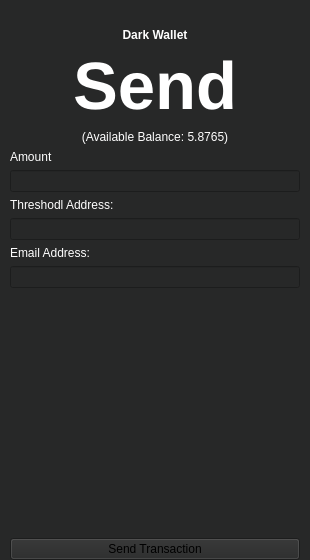
isaidnocookies/Threshodl-Wallet, file ThresHoDLApp/darksendview.ui: the form before one commit.
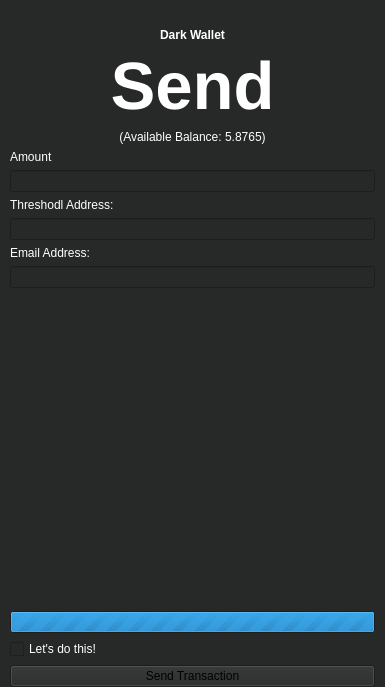
The form after the commit. Icons and pictures are not drawn.

```diff
--- a/ThresHoDLApp/darksendview.ui
+++ b/ThresHoDLApp/darksendview.ui
@@ -6,8 +6,8 @@
    <rect>
     <x>0</x>
     <y>0</y>
-    <width>310</width>
-    <height>560</height>
+    <width>385</width>
+    <height>687</height>
    </rect>
   </property>
   <property name="windowTitle">
@@ -206,6 +206,22 @@
        </property>
       </spacer>
      </item>
+     <item>
+      <widget class="QLabel" name="sendConfirmationLabel">
+       <property name="styleSheet">
+        <string notr="true">color:white;</string>
+       </property>
+       <property name="text">
+        <string/>
+       </property>
+       <property name="alignment">
+        <set>Qt::AlignCenter</set>
+       </property>
+       <property name="wordWrap">
+        <bool>true</bool>
+       </property>
+      </widget>
+     </item>
      <item>
       <widget class="QLabel" name="sendWarningLabel">
        <property name="font">
@@ -221,6 +237,26 @@
        </property>
       </widget>
      </item>
+     <item>
+      <widget class="QProgressBar" name="progressBar">
+       <property name="maximum">
+        <number>0</number>
+       </property>
+       <property name="value">
+        <number>-1</number>
+       </property>
+      </widget>
+     </item>
+     <item>
+      <widget class="QCheckBox" name="confirmCheckBox">
+       <property name="styleSheet">
+        <string notr="true">color:white;</string>
+       </property>
+       <property name="text">
+        <string>Let's do this!</string>
+       </property>
+      </widget>
+     </item>
      <item>
       <widget class="QPushButton" name="sendTransactionButton">
        <property name="text">
```
